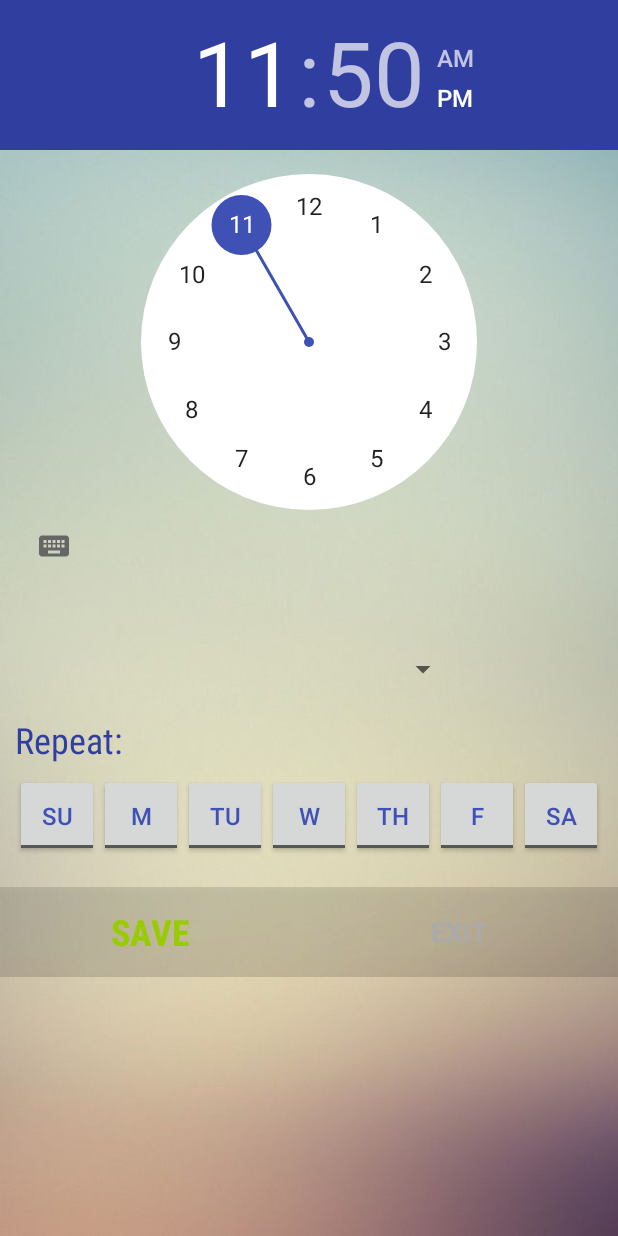
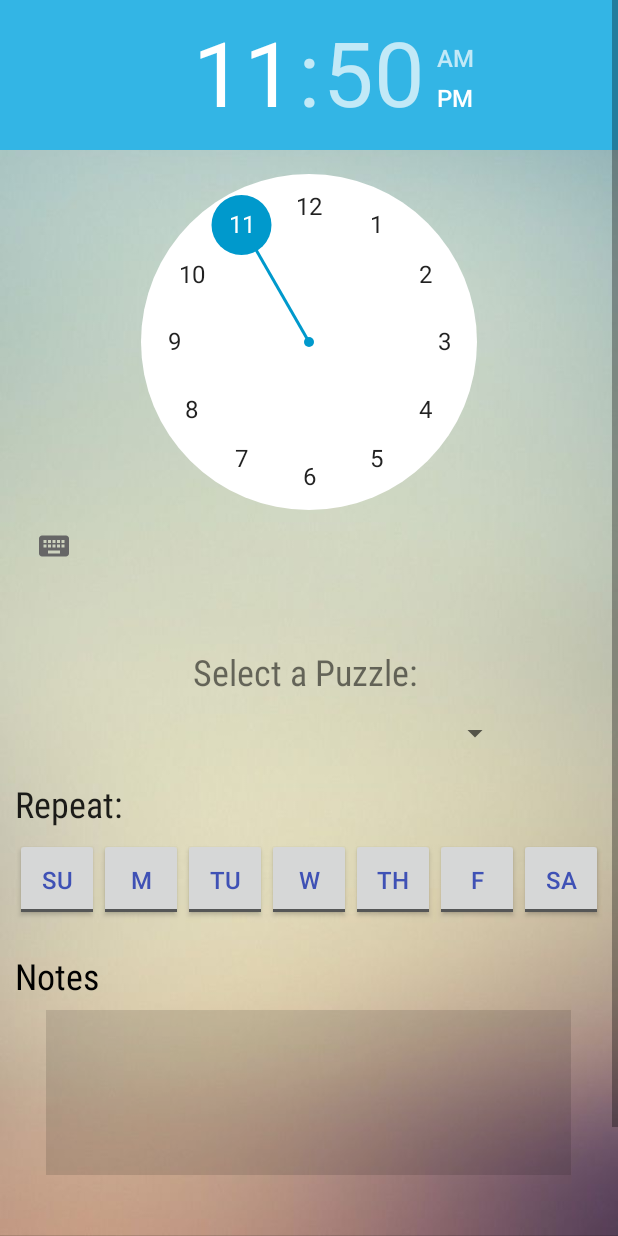
Before and after one commit to byan1197/StayWoke, an Android app: the layout alarmpopwindow.xml on its own in the app's theme, with its tools: preview values and no code run, on a phone screen of 412 x 824 dp. Run offline under Robolectric (Android 15) with nearby library versions, the phone set to English and light mode, and no system bars.

Commit message:
UI updated

```diff
--- /dev/null
+++ b/app/src/main/res/drawable/ic_delete_black_30dp.xml
@@ -0,0 +1,4 @@
+<vector android:height="30dp" android:viewportHeight="24.0"
+    android:viewportWidth="24.0" android:width="30dp" xmlns:android="http://schemas.android.com/apk/res/android">
+    <path android:fillColor="#FFE84A5F" android:pathData="M6,19c0,1.1 0.9,2 2,2h8c1.1,0 2,-0.9 2,-2V7H6v12zM19,4h-3.5l-1,-1h-5l-1,1H5v2h14V4z"/>
+</vector>
--- a/app/src/main/res/layout/alarmpopwindow.xml
+++ b/app/src/main/res/layout/alarmpopwindow.xml
@@ -23,14 +23,26 @@
                 android:id="@+id/clockPicker"
                 android:layout_width="match_parent"
                 android:layout_height="wrap_content"
-                android:headerBackground="@color/colorPrimaryDark"
+                android:focusable="true"
+                android:focusableInTouchMode="true"
+                android:headerBackground="@android:color/holo_blue_light"
                 android:numbersBackgroundColor="@android:color/white"
-                android:numbersSelectorColor="@color/colorPrimary"
+                android:numbersSelectorColor="@android:color/holo_blue_dark"
                 android:paddingBottom="50px" />
+
+            <TextView
+                android:id="@+id/puzzleText"
+                android:layout_width="match_parent"
+                android:layout_height="wrap_content"
+                android:fontFamily="sans-serif-condensed"
+                android:gravity="center"
+                android:paddingTop="10dp"
+                android:text="Select a Puzzle: "
+                android:textSize="24sp" />
 
             <Spinner
                 android:id="@+id/puzzleSpinner"
-                android:layout_width="200dp"
+                android:layout_width="270dp"
                 android:layout_height="50dp"
                 android:layout_gravity="center"
                 android:spinnerMode="dialog" />
@@ -46,7 +58,6 @@
                 android:text="Repeat:"
                 android:textAllCaps="false"
                 android:textAppearance="@android:style/TextAppearance.DeviceDefault.Large"
-                android:textColor="@color/colorPrimaryDark"
                 android:textSize="24sp" />
 
             <LinearLayout
@@ -142,32 +153,76 @@
 
             <LinearLayout
                 android:layout_width="match_parent"
+                android:layout_height="match_parent"
+                android:orientation="vertical"
+                android:paddingLeft="10dp"
+                android:paddingRight="10dp">
+
+                <TextView
+                    android:id="@+id/notesText"
+                    android:layout_width="match_parent"
+                    android:layout_height="wrap_content"
+                    android:fontFamily="sans-serif-condensed"
+                    android:paddingBottom="10px"
+                    android:paddingEnd="10dp"
+                    android:text="Notes"
+                    android:textColor="@android:color/black"
+                    android:textSize="24sp" />
+
+                <EditText
+                    android:id="@+id/notesField"
+                    android:layout_width="350dp"
+                    android:layout_height="110dp"
+                    android:layout_gravity="center"
+                    android:background="?attr/colorControlHighlight"
+                    android:ems="10"
+                    android:fontFamily="sans-serif-condensed"
+                    android:gravity="top|left"
+                    android:inputType="textMultiLine"
+                    android:paddingBottom="10dp"
+                    android:paddingLeft="10dp"
+                    android:paddingRight="10dp"
+                    android:paddingStart="10dp"
+                    android:paddingTop="10dp"
+                    android:selectAllOnFocus="false"
+                    android:textColor="@android:color/white"
+                    android:textSize="24sp" />
+
+            </LinearLayout>
+
+            <Space
+                android:layout_width="match_parent"
+                android:layout_height="40dp"
+                android:layout_weight="1" />
+
+            <LinearLayout
+                android:layout_width="match_parent"
                 android:layout_height="60dp"
                 android:layout_weight="1"
                 android:orientation="horizontal">
 
                 <Button
+                    android:id="@+id/exitBtn"
+                    android:layout_width="wrap_content"
+                    android:layout_height="match_parent"
+                    android:layout_weight="0.78"
+                    android:background="?attr/colorControlHighlight"
+                    android:fontFamily="sans-serif"
+                    android:text="Cancel"
+                    android:textColor="@android:color/darker_gray"
+                    android:textSize="18sp"
+                    android:textStyle="bold" />
+
+                <Button
                     android:id="@+id/saveBtn"
-                    android:layout_width="200dp"
+                    android:layout_width="225dp"
                     android:layout_height="match_parent"
                     android:background="?attr/colorControlHighlight"
                     android:fontFamily="sans-serif-condensed"
-                    android:text="Save"
+                    android:text="Set"
                     android:textAlignment="center"
-                    android:textColor="@android:color/holo_green_light"
-                    android:textSize="24sp"
-                    android:textStyle="bold" />
-
-                <Button
-                    android:id="@+id/exitBtn"
-                    android:layout_width="match_parent"
-                    android:layout_height="match_parent"
-                    android:layout_weight="1"
-                    android:background="?attr/colorControlHighlight"
-                    android:fontFamily="sans-serif"
-                    android:text="Exit"
-                    android:textColor="@android:color/darker_gray"
-                    android:textSize="18sp"
+                    android:textColor="@android:color/holo_blue_bright"
+                    android:textSize="28sp"
                     android:textStyle="bold" />
 
             </LinearLayout>
--- a/app/src/main/res/values/strings.xml
+++ b/app/src/main/res/values/strings.xml
@@ -1,3 +1,3 @@
 <resources>
-    <string name="app_name">StayWoke</string>
+    <string name="app_name">StayWoke!</string>
 </resources>
```
Also changed, not shown: app/src/main/AndroidManifest.xml (+5 -4 lines), app/src/main/java/com/example/bond/staywoke/AlarmPop.java (+20 -1 lines), app/src/main/res/layout/activity_main.xml (+4 -3 lines), app/src/main/res/layout/alarmfragment.xml (+21 -9 lines), app/src/main/ic_clock-web.png (added), app/src/main/res/drawable/fragment_bg.jpg (added), app/src/main/res/mipmap-hdpi/ic_clock.png (added), app/src/main/res/mipmap-mdpi/ic_clock.png (added), app/src/main/res/mipmap-xhdpi/ic_clock.png (added), app/src/main/res/mipmap-xxhdpi/ic_clock.png (added), app/src/main/res/mipmap-xxxhdpi/ic_clock.png (added).
